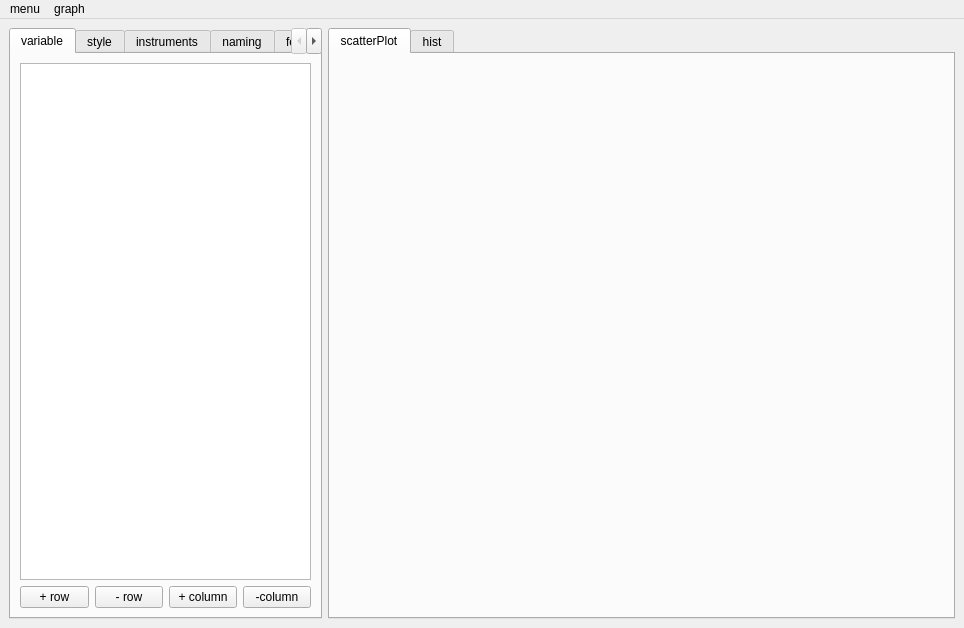
Above: mainwindow.ui from VariPor/laboratory_work_handler before the change. Below: the same form after it.
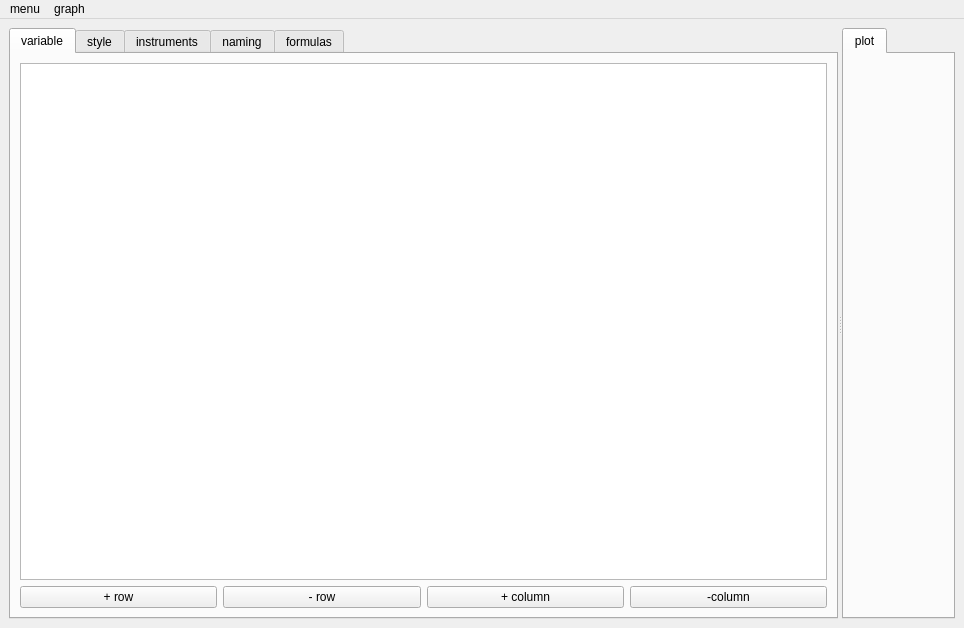
That is the form after the change. The open tabs and pages were chosen to show the change. Custom widgets are drawn as their Qt base class.

Commit message: added scatter and hist, updated measurement table

The edit to the form file:
```diff
--- a/mainwindow.ui
+++ b/mainwindow.ui
@@ -30,52 +30,11 @@
     <enum>Qt::LeftToRight</enum>
    </property>
    <layout class="QGridLayout" name="gridLayout_2">
-    <property name="sizeConstraint">
-     <enum>QLayout::SetMinimumSize</enum>
-    </property>
-    <item row="0" column="2" rowspan="2" colspan="2">
-     <widget class="QTabWidget" name="tabWidget_1">
-      <property name="enabled">
-       <bool>true</bool>
-      </property>
-      <property name="sizePolicy">
-       <sizepolicy hsizetype="Ignored" vsizetype="Ignored">
-        <horstretch>0</horstretch>
-        <verstretch>0</verstretch>
-       </sizepolicy>
-      </property>
-      <property name="autoFillBackground">
-       <bool>false</bool>
-      </property>
-      <property name="tabPosition">
-       <enum>QTabWidget::North</enum>
-      </property>
-      <property name="currentIndex">
-       <number>1</number>
-      </property>
-      <widget class="QWidget" name="scatterPlot_widget">
-       <attribute name="title">
-        <string>scatterPlot</string>
-       </attribute>
-       <layout class="QGridLayout" name="gridLayout_6">
         <item row="0" column="0">
-         <widget class="QCustomPlot" name="widget_2" native="true"/>
-        </item>
-       </layout>
-      </widget>
-      <widget class="QWidget" name="histogram_widget">
-       <attribute name="title">
-        <string>hist</string>
-       </attribute>
-       <layout class="QGridLayout" name="gridLayout">
-        <item row="0" column="0">
-         <widget class="QCustomPlot" name="widget_4" native="true"/>
-        </item>
-       </layout>
-      </widget>
-     </widget>
-    </item>
-    <item row="0" column="1" rowspan="2">
+     <widget class="QSplitter" name="splitter">
+      <property name="orientation">
+       <enum>Qt::Horizontal</enum>
+      </property>
      <widget class="QTabWidget" name="tabWidget_0">
       <property name="enabled">
        <bool>true</bool>
@@ -249,6 +208,37 @@
        </layout>
       </widget>
      </widget>
+      <widget class="QTabWidget" name="tabWidget_1">
+       <property name="enabled">
+        <bool>true</bool>
+       </property>
+       <property name="sizePolicy">
+        <sizepolicy hsizetype="Ignored" vsizetype="Ignored">
+         <horstretch>0</horstretch>
+         <verstretch>0</verstretch>
+        </sizepolicy>
+       </property>
+       <property name="autoFillBackground">
+        <bool>false</bool>
+       </property>
+       <property name="tabPosition">
+        <enum>QTabWidget::North</enum>
+       </property>
+       <property name="currentIndex">
+        <number>0</number>
+       </property>
+       <widget class="QWidget" name="scatterPlot_widget">
+        <attribute name="title">
+         <string>plot</string>
+        </attribute>
+        <layout class="QGridLayout" name="gridLayout_6">
+         <item row="0" column="0">
+          <widget class="QCustomPlot" name="scatterPlot" native="true"/>
+         </item>
+        </layout>
+       </widget>
+      </widget>
+     </widget>
     </item>
    </layout>
   </widget>
```
Left out of the diff: 9 changed lines with no effect on the pictures. Lines whose indentation alone changed are shown as unchanged. The commit also changes 17 other files.
